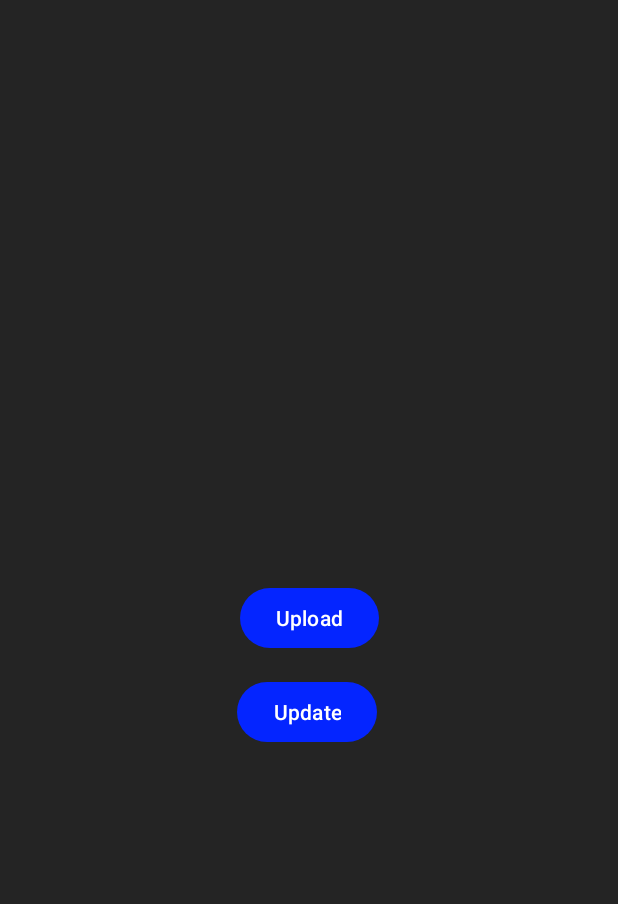
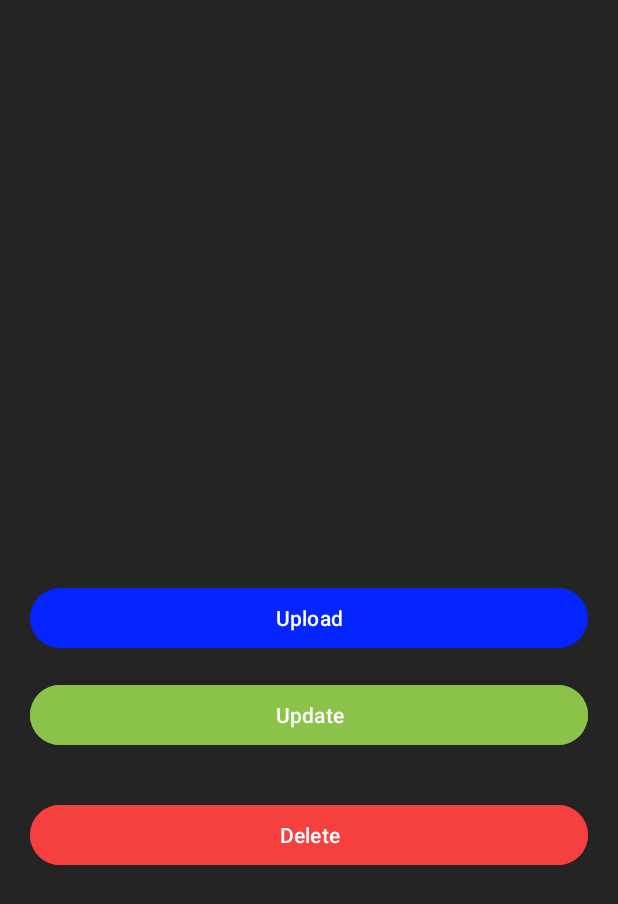
Before and after one commit to khananon/CrudeClient, an Android app: the screen it shows after launch (MainActivity), on a phone screen of 412 x 824 dp. Shown: the top 904 px of the screen. Run offline under Robolectric (Android 15) with nearby library versions, the phone set to English and light mode, and no system bars.

Commit message:
add delete Student in Main app

```diff
--- a/admincrud/src/main/AndroidManifest.xml
+++ b/admincrud/src/main/AndroidManifest.xml
@@ -8,6 +8,9 @@
         android:roundIcon="@mipmap/ic_launcher_round"
         android:supportsRtl="true"
         android:theme="@style/Theme.CrudeClient">
+        <activity
+            android:name=".Delete"
+            android:exported="false" />
         <activity
             android:name=".Update"
             android:exported="false" />
--- a/admincrud/src/main/java/com/example/admincrud/MainActivity.kt
+++ b/admincrud/src/main/java/com/example/admincrud/MainActivity.kt
@@ -23,10 +23,14 @@ class MainActivity : AppCompatActivity() {
 
   }
         binding.Updatebutton.setOnClickListener {
-      var intent = Intent(this, Update
-      ::class.java)
+      var intent = Intent(this, Update::class.java)
       startActivity(intent)
 
     }
+        binding.Deletebutton.setOnClickListener {
+            var intent = Intent(this, Delete::class.java)
+            startActivity(intent)
+
+        }
 }
 }
--- a/admincrud/src/main/java/com/example/admincrud/Update.kt
+++ b/admincrud/src/main/java/com/example/admincrud/Update.kt
@@ -22,7 +22,7 @@ class Update : AppCompatActivity() {
 binding.Updatebutton.setOnClickListener {
     val  uid= binding.uid.text.toString()
     val  name= binding.name.text.toString()
-    val Class= binding.name.text.toString()
+    val Class= binding.editTextClass.text.toString()
 
       updateData(name,uid,Class)
 
--- a/admincrud/src/main/res/layout/activity_main.xml
+++ b/admincrud/src/main/res/layout/activity_main.xml
@@ -3,6 +3,7 @@
     xmlns:app="http://schemas.android.com/apk/res-auto"
     xmlns:tools="http://schemas.android.com/tools"
     android:id="@+id/main"
+    android:padding="20dp"
     android:layout_width="match_parent"
     android:layout_height="match_parent"
     android:background="#242424"
@@ -11,7 +12,7 @@
 
     <Button
         android:id="@+id/upbutton"
-        android:layout_width="wrap_content"
+        android:layout_width="match_parent"
         android:layout_height="wrap_content"
         android:text="Upload"
         app:layout_constraintBottom_toBottomOf="parent"
@@ -21,14 +22,29 @@
 
     <Button
         android:id="@+id/Updatebutton"
-        android:layout_width="wrap_content"
+        android:layout_width="match_parent"
         android:layout_height="wrap_content"
         android:layout_marginTop="8dp"
         android:text="Update"
+        android:backgroundTint="#8BC34A"
         app:layout_constraintBottom_toBottomOf="parent"
         app:layout_constraintEnd_toEndOf="parent"
-        app:layout_constraintHorizontal_bias="0.496"
+        app:layout_constraintHorizontal_bias="0.148"
         app:layout_constraintStart_toStartOf="parent"
         app:layout_constraintTop_toBottomOf="@+id/upbutton"
-        app:layout_constraintVertical_bias="0.021" />
+        app:layout_constraintVertical_bias="0.028" />
+
+    <Button
+        android:id="@+id/Deletebutton"
+        android:layout_width="match_parent"
+        android:layout_height="wrap_content"
+        android:layout_marginTop="8dp"
+        android:backgroundTint="#F63F3F"
+        android:text="Delete"
+        app:layout_constraintBottom_toBottomOf="parent"
+        app:layout_constraintEnd_toEndOf="parent"
+        app:layout_constraintHorizontal_bias="0.0"
+        app:layout_constraintStart_toStartOf="parent"
+        app:layout_constraintTop_toBottomOf="@+id/upbutton"
+        app:layout_constraintVertical_bias="0.284" />
 </androidx.constraintlayout.widget.ConstraintLayout>
```
Also changed, not shown: admincrud/src/main/java/com/example/admincrud/Delete.kt (added, +75 -0 lines), admincrud/src/main/res/layout/activity_delete.xml (renamed from app/src/main/res/layout/activity_main.xml, +34 -10 lines).
